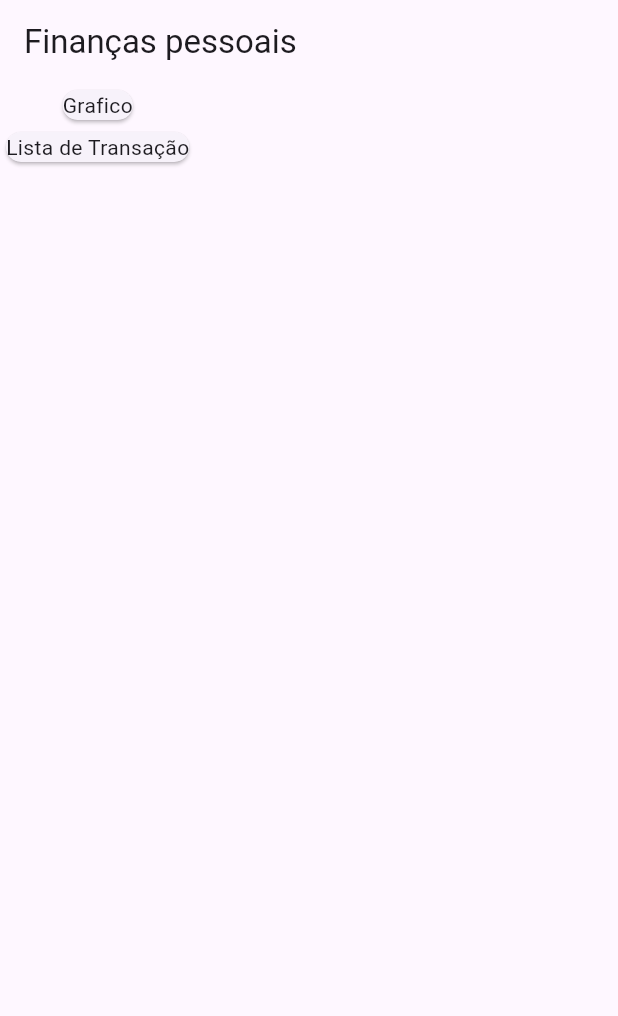
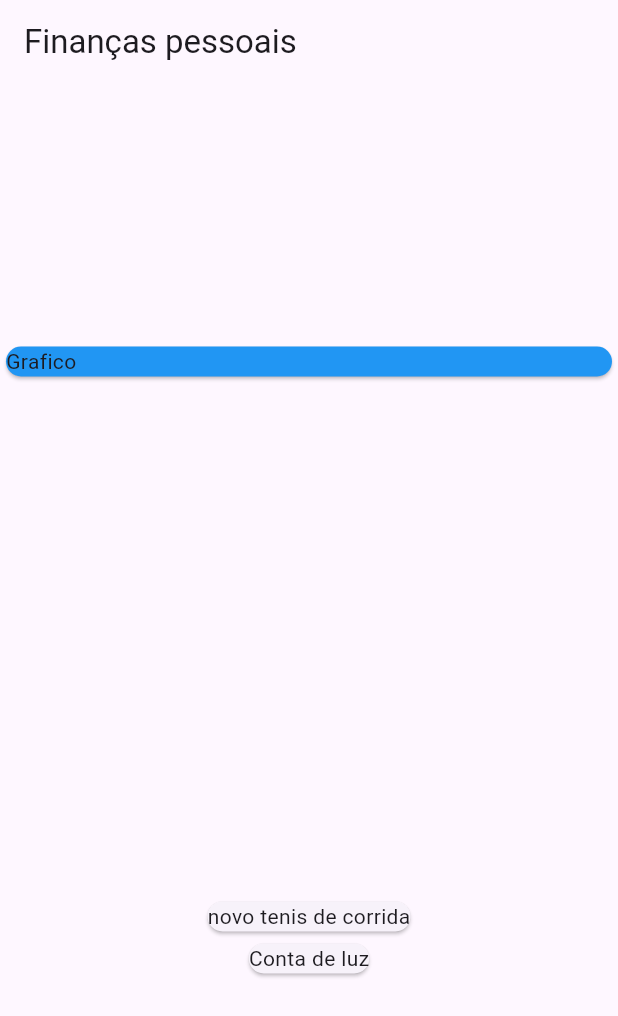
Before and after one commit to ruuanmanoel/finance-app, a Flutter app: the screen it shows after launch, on a phone screen of 412 x 824 dp. Shown: the top 1016 px of the screen. Run offline on Flutter 3.47's test engine with Material 3 defaults, Android fonts, the phone set to English and light mode, and no system bars; missing offline and left inert: dart:ffi.

Commit message:
criando transações e colocando o card delas

```diff
--- a/lib/main.dart
+++ b/lib/main.dart
@@ -1,3 +1,6 @@
+import 'dart:ffi';
+
+import 'package:expenses/models/transaction.dart';
 import 'package:flutter/material.dart';
 
 void main() => runApp(const FinanceApp());
@@ -7,12 +10,26 @@ class FinanceApp extends StatelessWidget {
 
   @override
   Widget build(BuildContext context) {
-    return const MaterialApp(home: MyHomePage());
+    return MaterialApp(home: MyHomePage());
   }
 }
 
 class MyHomePage extends StatelessWidget {
-  const MyHomePage({super.key});
+  final _transctions = [
+    Transaction(
+      id: 't1',
+      title: 'novo tenis de corrida',
+      value: 310.76,
+      date: DateTime.now(),
+    ),
+    Transaction(
+      id: 't2',
+      title: 'Conta de luz',
+      value: 211.30,
+      date: DateTime.now(),
+    ),
+  ];
+  MyHomePage({super.key});
 
   @override
   Widget build(BuildContext context) {
@@ -20,13 +37,20 @@ class MyHomePage extends StatelessWidget {
       appBar: AppBar(
         title: const Text('Finanças pessoais'),
       ),
-      body: const Column(
+      body: Column(
+        mainAxisAlignment: MainAxisAlignment.spaceAround,
+        crossAxisAlignment: CrossAxisAlignment.stretch,
         children: <Widget>[
-          Card(
+          const Card(
+            color: Colors.blue,
             child: Text('Grafico'),
           ),
-          Card(
-            child: Text('Lista de Transação'),
+          Column(
+            children: _transctions.map((tr) {
+              return Card(
+                child: Text(tr.title),
+              );
+            }).toList(),
           ),
         ],
       ),
--- /dev/null
+++ b/lib/models/transaction.dart
@@ -0,0 +1,15 @@
+import 'package:flutter/foundation.dart';
+
+class Transaction {
+  final String id;
+  final String title;
+  final double value;
+  final DateTime date;
+
+  Transaction({
+    required this.id,
+    required this.title,
+    required this.value,
+    required this.date,
+  });
+}
```
